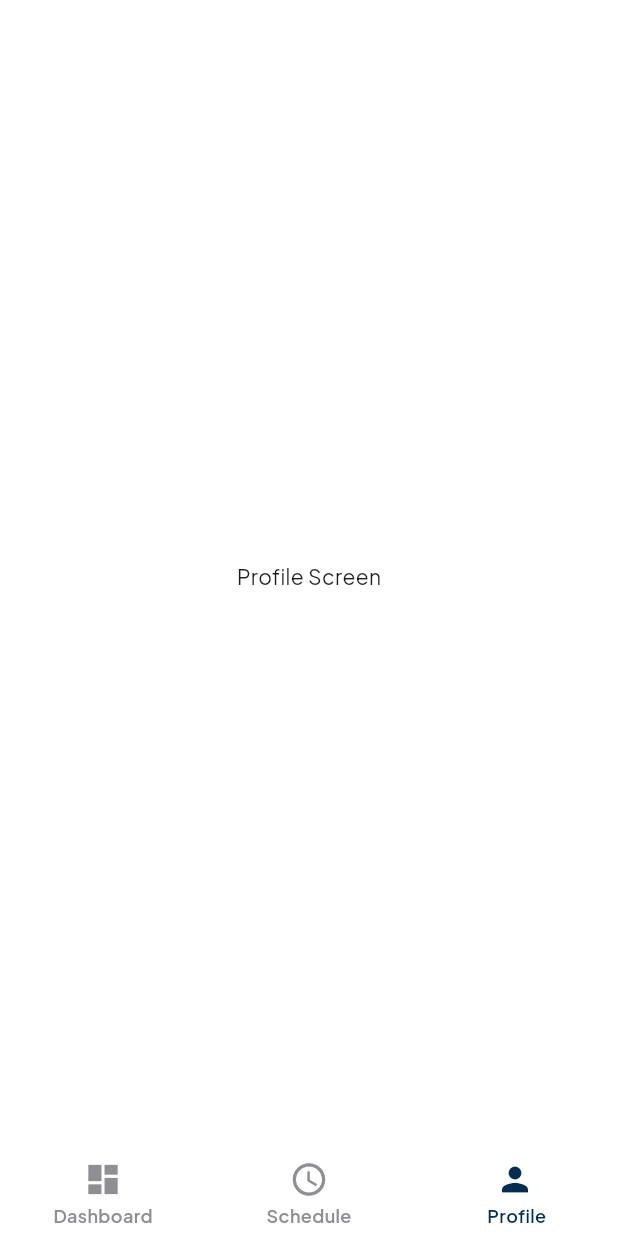
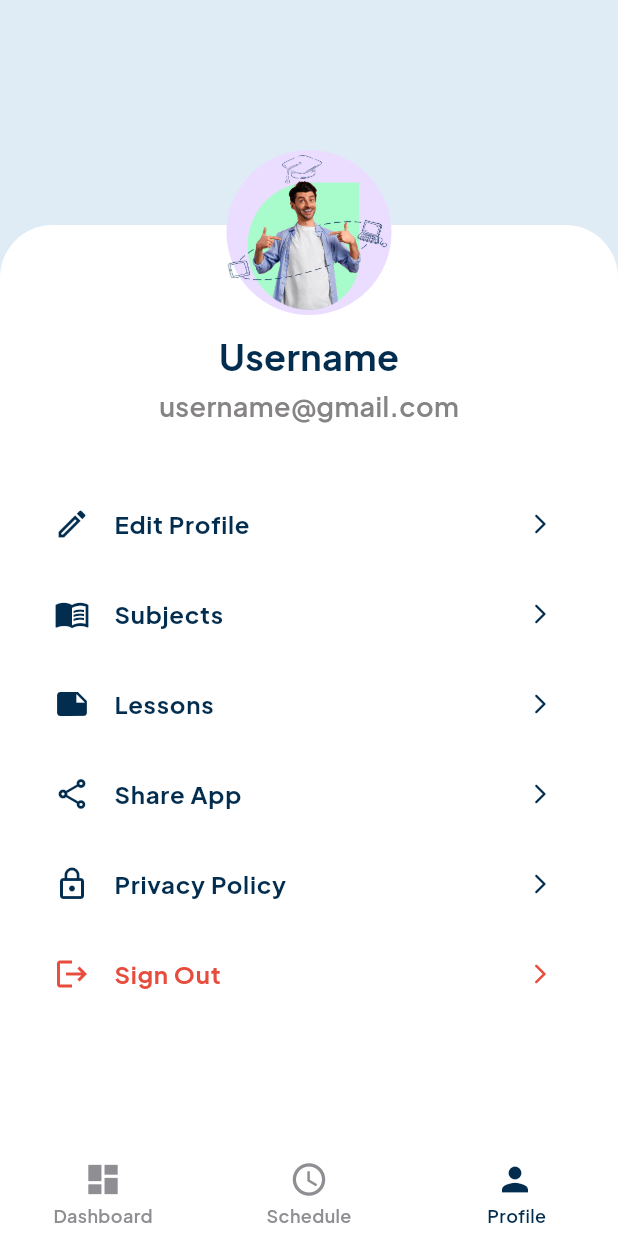
Before and after one commit to Ahmedmo1910/e-learning_dashboard, a Flutter app: the MainScreen screen opened by its route, item 3 of the bottom bar chosen, on a phone screen of 412 x 824 dp. Run offline on Flutter 3.47's test engine with Material 3 defaults, Android fonts, the phone set to English and light mode, and no system bars; drawn by our look-alikes of persistent_bottom_nav_bar_v2; our stand-ins replace dio, dots_indicator, flutter_bloc, flutter_secure_storage, flutter_svg, gap and 5 more; accounts and stored records are empty.

Commit message:
Implement profile and subjects management features: add profile screen, subjects screen, and related cubits and repositories

```diff
--- a/lib/core/helper_functions/on_generate_routes.dart
+++ b/lib/core/helper_functions/on_generate_routes.dart
@@ -5,6 +5,7 @@ import 'package:teachers_dashboard/main_screen.dart';
 import '../../features/exam/presentation/views/create_exams_screen.dart';
 import '../../features/exam/presentation/views/view_exams_screen.dart';
 import '../../features/on_boarding/presentation/views/on_boarding_screen.dart';
+import '../../features/profile/presentation/views/subjects_screen.dart';
 import '../../features/splash/presentation/views/splash_screen.dart';
 
 Route<dynamic> onGenerateRoute(RouteSettings settings) {
@@ -25,6 +26,8 @@ Route<dynamic> onGenerateRoute(RouteSettings settings) {
       return MaterialPageRoute(builder: (context) => const CreateExamsScreen());
     case ViewExamsScreen.routeName:
       return MaterialPageRoute(builder: (context) => const ViewExamsScreen());
+    case SubjectsScreen.routeName:
+      return MaterialPageRoute(builder: (context) => const SubjectsScreen());
     default:
       return MaterialPageRoute(builder: (context) => const Scaffold());
   }
--- /dev/null
+++ b/lib/features/profile/presentation/views/profile_screen.dart
@@ -0,0 +1,17 @@
+import 'package:flutter/material.dart';
+import 'widgets/profile_container_widget.dart';
+
+class ProfileScreen extends StatelessWidget {
+  const ProfileScreen({super.key});
+
+  @override
+  Widget build(BuildContext context) {
+    return Container(
+      color: const Color(0xffdfecf5),
+      child: Column(
+        mainAxisAlignment: MainAxisAlignment.end,
+        children: [const ProfileContainerWidget()],
+      ),
+    );
+  }
+}
--- /dev/null
+++ b/lib/features/profile/presentation/views/widgets/custom_list_tile_widget.dart
@@ -0,0 +1,44 @@
+import 'package:flutter/material.dart';
+import 'package:teachers_dashboard/core/utils/app_colors.dart';
+import 'package:teachers_dashboard/core/utils/app_text_styles.dart';
+
+class CustomListTileWidget extends StatelessWidget {
+  const CustomListTileWidget({
+    super.key,
+    required this.title,
+    required this.leadingIcon,
+    required this.onTap,
+    this.isSignOut = false,
+  });
+
+  final String title;
+  final IconData leadingIcon;
+  final VoidCallback? onTap;
+
+  final bool isSignOut;
+
+  @override
+  Widget build(BuildContext context) {
+    final textColor = isSignOut
+        ? const Color(0xffE74C3C)
+        : AppColors.primaryColor;
+
+    return Padding(
+      padding: const EdgeInsets.symmetric(horizontal: 20.0, vertical: 2.0),
+      child: ListTile(
+        // contentPadding: EdgeInsets.zero,
+        leading: Icon(leadingIcon, color: textColor, size: 24),
+        title: Text(
+          title,
+          style: AppTextStyles.semiBold16.copyWith(color: textColor),
+        ),
+        trailing: Icon(
+          Icons.arrow_forward_ios_rounded,
+          color: textColor,
+          size: 16,
+        ),
+        onTap: onTap,
+      ),
+    );
+  }
+}
--- /dev/null
+++ b/lib/features/profile/presentation/views/widgets/profile_container_widget.dart
@@ -0,0 +1,90 @@
+import 'package:flutter/material.dart';
+import 'custom_list_tile_widget.dart';
+import 'package:teachers_dashboard/core/utils/app_colors.dart';
+import 'package:teachers_dashboard/core/utils/app_text_styles.dart';
+import 'package:teachers_dashboard/features/profile/presentation/views/subjects_screen.dart';
+
+class ProfileContainerWidget extends StatelessWidget {
+  const ProfileContainerWidget({super.key});
+
+  @override
+  Widget build(BuildContext context) {
+    return Container(
+      height: MediaQuery.of(context).size.height * 0.75,
+      decoration: const BoxDecoration(
+        color: Colors.white,
+        borderRadius: BorderRadius.vertical(top: Radius.circular(35)),
+      ),
+      child: Stack(
+        clipBehavior: Clip.none,
+        alignment: Alignment.topCenter,
+        children: [
+          Padding(
+            padding: EdgeInsets.only(top: 70),
+            child: Column(
+              children: [
+                Text(
+                  "Username",
+                  style: AppTextStyles.semiBold24.copyWith(
+                    color: AppColors.primaryColor,
+                  ),
+                ),
+                const SizedBox(height: 4),
+                Text(
+                  "username@gmail.com",
+                  style: AppTextStyles.medium18.copyWith(
+                    color: AppColors.greyColor,
+                  ),
+                ),
+
+                const SizedBox(height: 35),
+
+                CustomListTileWidget(
+                  title: "Edit Profile",
+                  leadingIcon: Icons.edit_outlined,
+                  onTap: () {},
+                ),
+                CustomListTileWidget(
+                  title: "Subjects",
+                  leadingIcon: Icons.menu_book_outlined,
+                  onTap: () {
+                    Navigator.pushNamed(context, SubjectsScreen.routeName);
+                  },
+                ),
+                CustomListTileWidget(
+                  title: "Lessons",
+                  leadingIcon: Icons.note,
+                  onTap: () {},
+                ),
+                CustomListTileWidget(
+                  title: "Share App",
+                  leadingIcon: Icons.share_outlined,
+                  onTap: () {},
+                ),
+                CustomListTileWidget(
+                  title: "Privacy Policy",
+                  leadingIcon: Icons.lock_outline,
+                  onTap: () {},
+                ),
+                CustomListTileWidget(
+                  title: "Sign Out",
+                  leadingIcon: Icons.logout,
+                  isSignOut: true,
+                  onTap: () {},
+                ),
+              ],
+            ),
+          ),
+
+          Positioned(
+            top: -50,
+            child: CircleAvatar(
+              radius: 55,
+              child: Image.asset("assets/images/on_boarding1.png"),
+            ),
+          ),
+        ],
+      ),
+    );
+  }
+}
--- a/lib/features/teachers/data/cubit/teacher_cubit.dart
+++ b/lib/features/teachers/data/cubit/teacher_cubit.dart
@@ -35,7 +35,7 @@ class TeacherCubit extends Cubit<TeacherState> {
   }) async {
     emit(TeacherLoading());
     final responce = await _techerRepo
-        .getTeacherSubjectLessonsAttachmentsByCurrentTeache(
+        .getTeacherSubjectLessonsAttachmentsByCurrentTeacher(
           teacherSubjectId: teacherSubjectId,
         );
     if (responce is Map && responce['statusCode'] == 200) {
--- a/lib/features/teachers/data/techer_repo.dart
+++ b/lib/features/teachers/data/techer_repo.dart
@@ -17,7 +17,7 @@ class TecherRepo {
     }
   }
 
-  Future<dynamic> getTeacherSubjectLessonsAttachmentsByCurrentTeache({
+  Future<dynamic> getTeacherSubjectLessonsAttachmentsByCurrentTeacher({
     required String teacherSubjectId,
   }) async {
     try {
--- a/lib/main_screen.dart
+++ b/lib/main_screen.dart
@@ -3,6 +3,7 @@ import 'package:persistent_bottom_nav_bar_v2/persistent_bottom_nav_bar_v2.dart';
 import 'package:teachers_dashboard/core/utils/app_colors.dart';
 import 'package:teachers_dashboard/core/utils/app_text_styles.dart';
 import 'features/dashboard/presentation/views/dashboard_screen.dart';
+import 'features/profile/presentation/views/profile_screen.dart';
 
 class MainScreen extends StatefulWidget {
   const MainScreen({super.key});
@@ -46,7 +47,7 @@ class _MainScreenState extends State<MainScreen> {
             ),
           ),
           PersistentTabConfig(
-            screen: Center(child: Text('Profile Screen')),
+            screen:ProfileScreen(),
             item: ItemConfig(
               icon: const Icon(Icons.person),
               title: " Profile",
```
Also changed, not shown: lib/features/profile/data/subjects_repo.dart (added, +32 -0 lines), lib/features/profile/presentation/cubits/subject_cubit/subject_cubit.dart (added, +18 -0 lines), lib/features/profile/presentation/cubits/subject_cubit/subject_state.dart (added, +17 -0 lines), lib/features/profile/presentation/views/subjects_screen.dart (added, +20 -0 lines), lib/features/profile/presentation/views/widgets/profile_header_widget.dart (added, +33 -0 lines), lib/features/profile/presentation/views/widgets/subject_item.dart (added, +69 -0 lines), lib/features/profile/presentation/views/widgets/subjects_screen_body.dart (added, +59 -0 lines).
